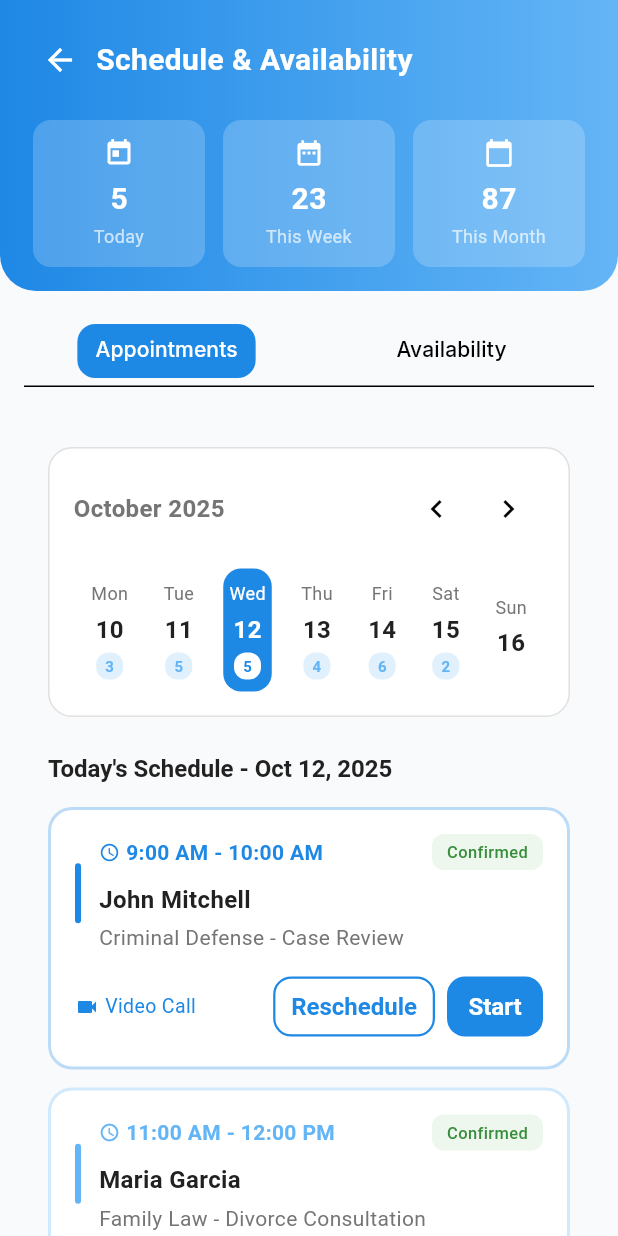
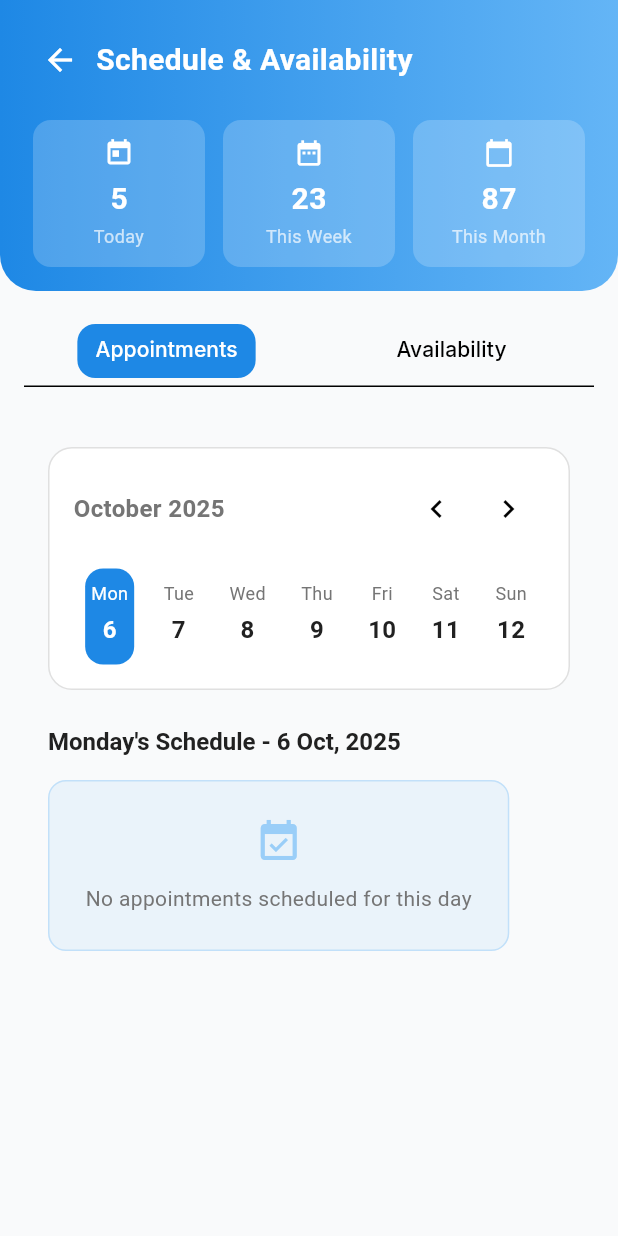
Before and after one commit to shadabtanjeed/CaseMate, a Flutter app: the LawyerScheduleScreen screen opened directly with empty values, after a tap on the "chevron left" icon, on a phone screen of 412 x 824 dp. Run offline on Flutter 3.47's test engine with Material 3 defaults, Android fonts, the phone set to English and light mode, and no system bars; our stand-ins replace equatable, flutter_dotenv, flutter_markdown, flutter_riverpod, flutter_secure_storage, google_fonts; accounts and stored records are empty; network calls fail.

Commit message:
implemented calendar schedule view for lawyer

```diff
--- a/frontend/lib/features/lawyer/lawyer_schedule_screen.dart
+++ b/frontend/lib/features/lawyer/lawyer_schedule_screen.dart
@@ -48,11 +48,23 @@ class _LawyerScheduleScreenState extends State<LawyerScheduleScreen>
 
   bool _isLoading = true;
 
+  // Appointments tab state
+  late DateTime _weekStartDate;
+  Map<String, List<Map<String, dynamic>>> _appointmentsByDate = {};
+  DateTime? _selectedDate;
+  bool _appointmentsLoading = false;
+
   @override
   void initState() {
     super.initState();
     _tabController = TabController(length: 2, vsync: this);
     _loadScheduleFromBackend();
+
+    // Initialize week calendar for appointments tab
+    _weekStartDate = _getMonday(DateTime.now());
+    _selectedDate = DateTime.now();
+    _loadAppointmentsForWeek(_weekStartDate);
+
     // refresh UI on tab change so FAB visibility updates
     _tabController.addListener(() {
       if (mounted) setState(() {});
@@ -105,7 +117,6 @@ class _LawyerScheduleScreenState extends State<LawyerScheduleScreen>
       }
     } catch (e) {
       // 404 or other error - keep all weekdays unselected
-      print('No schedule found or error loading: $e');
     } finally {
       setState(() {
         _isLoading = false;
@@ -119,6 +130,59 @@ class _LawyerScheduleScreenState extends State<LawyerScheduleScreen>
     _hideFabTimer?.cancel();
     _tabController.dispose();
     super.dispose();
+  }
+
+  DateTime _getMonday(DateTime date) {
+    return date.subtract(Duration(days: date.weekday - 1));
+  }
+
+  Future<void> _loadAppointmentsForWeek(DateTime weekStart) async {
+    if (!mounted) return;
+    setState(() => _appointmentsLoading = true);
+
+    try {
+      _appointmentsByDate.clear();
+
+      // Load appointments for each day of the week
+      for (int i = 0; i < 7; i++) {
+        final date = weekStart.add(Duration(days: i));
+        final dateString =
+            '${date.year}-${date.month.toString().padLeft(2, '0')}-${date.day.toString().padLeft(2, '0')}';
+
+        final appointments = await _scheduleService.getAppointmentsByDate(
+          widget.currentLawyerEmail,
+          dateString,
+        );
+
+        if (appointments.isNotEmpty) {
+          _appointmentsByDate[dateString] = appointments;
+        }
+      }
+    } catch (e) {
+      // silently handle errors
+    } finally {
+      if (mounted) {
+        setState(() => _appointmentsLoading = false);
+      }
+    }
+  }
+
+  void _goToPreviousWeek() {
+    final newWeekStart = _weekStartDate.subtract(const Duration(days: 7));
+    setState(() {
+      _weekStartDate = newWeekStart;
+      _selectedDate = newWeekStart;
+    });
+    _loadAppointmentsForWeek(newWeekStart);
+  }
+
+  void _goToNextWeek() {
+    final newWeekStart = _weekStartDate.add(const Duration(days: 7));
+    setState(() {
+      _weekStartDate = newWeekStart;
+      _selectedDate = newWeekStart;
+    });
+    _loadAppointmentsForWeek(newWeekStart);
   }
 
   @override
@@ -302,42 +366,222 @@ class _LawyerScheduleScreenState extends State<LawyerScheduleScreen>
         children: [
           _buildWeekCalendar(),
           const SizedBox(height: 24),
-          Text(
-            'Today\'s Schedule - Oct 12, 2025',
-            style: Theme.of(context).textTheme.titleLarge,
+          if (_appointmentsLoading)
+            const Center(child: CircularProgressIndicator())
+          else if (_selectedDate != null)
+            ..._buildAppointmentsList(_selectedDate!),
+        ],
+      ),
+    );
+  }
+
+  List<Widget> _buildAppointmentsList(DateTime date) {
+    final dateString =
+        '${date.year}-${date.month.toString().padLeft(2, '0')}-${date.day.toString().padLeft(2, '0')}';
+    final appointments = _appointmentsByDate[dateString] ?? [];
+
+    final dayName = [
+      'Monday',
+      'Tuesday',
+      'Wednesday',
+      'Thursday',
+      'Friday',
+      'Saturday',
+      'Sunday'
+    ][date.weekday - 1];
+    final monthName = [
+      '',
+      'Jan',
+      'Feb',
+      'Mar',
+      'Apr',
+      'May',
+      'Jun',
+      'Jul',
+      'Aug',
+      'Sep',
+      'Oct',
+      'Nov',
+      'Dec'
+    ][date.month];
+
+    return [
+      Text(
+        '$dayName\'s Schedule - ${date.day} $monthName, ${date.year}',
+        style: Theme.of(context).textTheme.titleLarge,
+      ),
+      const SizedBox(height: 16),
+      if (appointments.isEmpty)
+        Container(
+          padding: const EdgeInsets.all(24),
+          decoration: BoxDecoration(
+            color: AppTheme.accentBlue.withOpacity(0.1),
+            borderRadius: BorderRadius.circular(12),
+            border: Border.all(color: AppTheme.accentBlue.withOpacity(0.3)),
           ),
-          const SizedBox(height: 16),
-          _buildAppointmentCard(
-            '9:00 AM - 10:00 AM',
-            'John Mitchell',
-            'Criminal Defense - Case Review',
-            'Video Call',
-            AppTheme.primaryBlue,
-            'confirmed',
+          child: Column(
+            children: [
+              Icon(Icons.event_available,
+                  size: 32, color: AppTheme.accentBlue.withOpacity(0.6)),
+              const SizedBox(height: 12),
+              Text(
+                'No appointments scheduled for this day',
+                style: TextStyle(
+                  color: AppTheme.textSecondary,
+                  fontSize: 14,
+                ),
+              ),
+            ],
           ),
-          _buildAppointmentCard(
-            '11:00 AM - 12:00 PM',
-            'Maria Garcia',
-            'Family Law - Divorce Consultation',
-            'In-Person',
-            AppTheme.accentBlue,
-            'confirmed',
+        )
+      else
+        ...appointments.asMap().entries.map((entry) {
+          final appointment = entry.value;
+          return _buildAppointmentCardFromData(appointment);
+        }).toList(),
+    ];
+  }
+
+  Widget _buildAppointmentCardFromData(Map<String, dynamic> appointment) {
+    final startTime = appointment['start_time'] ?? '00:00';
+    final endTime = appointment['end_time'] ?? '00:00';
+    final clientName = appointment['user_full_name'] ?? 'Unknown Client';
+    final caseType = appointment['case_type'] ?? 'General Case';
+    final consultationType = appointment['consultation_type'] ?? 'video';
+    final description = appointment['description'] ?? '';
+
+    // Map consultation type to icon and display text
+    String consultationDisplay = 'Video Call';
+    IconData consultationIcon = Icons.videocam;
+
+    if (consultationType == 'voice' || consultationType == 'phone') {
+      consultationDisplay = 'Phone Call';
+      consultationIcon = Icons.phone;
+    } else if (consultationType == 'chat') {
+      consultationDisplay = 'Chat';
+      consultationIcon = Icons.chat;
+    } else if (consultationType == 'in-person') {
+      consultationDisplay = 'In-Person';
+      consultationIcon = Icons.person;
+    }
+
+    // Alternate colors for visual variety
+    final colors = [AppTheme.primaryBlue, AppTheme.accentBlue, Colors.teal];
+    final colorIndex = appointment.hashCode % colors.length;
+    final color = colors[colorIndex];
+
+    return Container(
+      margin: const EdgeInsets.only(bottom: 12),
+      padding: const EdgeInsets.all(16),
+      decoration: BoxDecoration(
+        color: Colors.white,
+        borderRadius: BorderRadius.circular(16),
+        border: Border.all(color: color.withOpacity(0.3), width: 2),
+      ),
+      child: Column(
+        crossAxisAlignment: CrossAxisAlignment.start,
+        children: [
+          Row(
+            children: [
+              Container(
+                width: 4,
+                height: 40,
+                decoration: BoxDecoration(
+                  color: color,
+                  borderRadius: BorderRadius.circular(2),
+                ),
+              ),
+              const SizedBox(width: 12),
+              Expanded(
+                child: Column(
+                  crossAxisAlignment: CrossAxisAlignment.start,
+                  children: [
+                    Row(
+                      children: [
+                        Icon(Icons.access_time, size: 14, color: color),
+                        const SizedBox(width: 4),
+                        Text(
+                          '$startTime - $endTime',
+                          style: TextStyle(
+                            fontSize: 14,
+                            fontWeight: FontWeight.w600,
+                            color: color,
+                          ),
+                        ),
+                        const Spacer(),
+                        Container(
+                          padding: const EdgeInsets.symmetric(
+                              horizontal: 10, vertical: 4),
+                          decoration: BoxDecoration(
+                            color: Colors.green.withOpacity(0.1),
+                            borderRadius: BorderRadius.circular(8),
+                          ),
+                          child: const Text(
+                            'Confirmed',
+                            style: TextStyle(
+                              fontSize: 11,
+                              color: Colors.green,
+                              fontWeight: FontWeight.w500,
+                            ),
+                          ),
+                        ),
+                      ],
+                    ),
+                    const SizedBox(height: 8),
+                    Text(
+                      clientName,
+                      style: const TextStyle(
+                        fontSize: 16,
+                        fontWeight: FontWeight.w600,
+                        color: AppTheme.textPrimary,
+                      ),
+                    ),
+                    const SizedBox(height: 4),
+                    Text(
+                      '$caseType - $description',
+                      style: const TextStyle(
+                        fontSize: 14,
+                        color: AppTheme.textSecondary,
+                      ),
+                      maxLines: 2,
+                      overflow: TextOverflow.ellipsis,
+                    ),
+                  ],
+                ),
+              ),
+            ],
           ),
-          _buildAppointmentCard(
-            '2:00 PM - 3:00 PM',
-            'David Lee',
-            'Property Dispute - Initial Meeting',
-            'Phone Call',
-            Colors.orange,
-            'pending',
-          ),
-          _buildAppointmentCard(
-            '4:00 PM - 5:00 PM',
-            'Sarah Williams',
-            'Contract Review',
-            'Video Call',
-            AppTheme.primaryBlue,
-            'confirmed',
+          const SizedBox(height: 12),
+          Row(
+            children: [
+              Icon(consultationIcon, size: 16, color: color),
+              const SizedBox(width: 4),
+              Text(
+                consultationDisplay,
+                style: TextStyle(
+                  fontSize: 13,
+                  color: color,
+                ),
+              ),
+              const Spacer(),
+              OutlinedButton(
+                onPressed: () {},
+                style: OutlinedButton.styleFrom(
+                  padding:
+                      const EdgeInsets.symmetric(horizontal: 12, vertical: 8),
+                ),
+                child: const Text('Reschedule'),
+              ),
+              const SizedBox(width: 8),
+              ElevatedButton(
+                onPressed: () {},
+                style: ElevatedButton.styleFrom(
+                  padding:
+                      const EdgeInsets.symmetric(horizontal: 12, vertical: 8),
+                ),
+                child: const Text('Start'),
+              ),
+            ],
           ),
         ],
       ),
@@ -357,9 +601,9 @@ class _LawyerScheduleScreenState extends State<LawyerScheduleScreen>
           Row(
             mainAxisAlignment: MainAxisAlignment.spaceBetween,
             children: [
-              const Text(
-                'October 2025',
-                style: TextStyle(
+              Text(
+                '${_getMonthYear(_weekStartDate)}',
+                style: const TextStyle(
                   fontSize: 16,
                   fontWeight: FontWeight.w600,
                 ),
@@ -368,11 +612,11 @@ class _LawyerScheduleScreenState extends State<LawyerScheduleScreen>
                 children: [
                   IconButton(
                     icon: const Icon(Icons.chevron_left),
-                    onPressed: () {},
+                    onPressed: _goToPreviousWeek,
                   ),
                   IconButton(
                     icon: const Icon(Icons.chevron_right),
-                    onPressed: () {},
+                    onPressed: _goToNextWeek,
                   ),
                 ],
               ),
@@ -381,19 +625,57 @@ class _LawyerScheduleScreenState extends State<LawyerScheduleScreen>
           const SizedBox(height: 16),
           Row(
             mainAxisAlignment: MainAxisAlignment.spaceAround,
-            children: [
-              _buildDayItem('Mon', '10', false, 3),
-              _buildDayItem('Tue', '11', false, 5),
-              _buildDayItem('Wed', '12', true, 5),
-              _buildDayItem('Thu', '13', false, 4),
-              _buildDayItem('Fri', '14', false, 6),
-              _buildDayItem('Sat', '15', false, 2),
-              _buildDayItem('Sun', '16', false, 0),
-            ],
+            children: List.generate(7, (index) {
+              final date = _weekStartDate.add(Duration(days: index));
+              final isSelected =
+                  _selectedDate != null && _isSameDay(date, _selectedDate!);
+              final dateString =
+                  '${date.year}-${date.month.toString().padLeft(2, '0')}-${date.day.toString().padLeft(2, '0')}';
+              final hasAppointments =
+                  _appointmentsByDate.containsKey(dateString);
+
+              return GestureDetector(
+                onTap: () {
+                  setState(() {
+                    _selectedDate = date;
+                  });
+                },
+                child: _buildDayItem(
+                  ['Mon', 'Tue', 'Wed', 'Thu', 'Fri', 'Sat', 'Sun'][index],
+                  '${date.day}',
+                  isSelected,
+                  hasAppointments ? 1 : 0,
+                ),
+              );
+            }),
           ),
         ],
       ),
     );
+  }
+
+  String _getMonthYear(DateTime date) {
+    final months = [
+      'January',
+      'February',
+      'March',
+      'April',
+      'May',
+      'June',
+      'July',
+      'August',
+      'September',
+      'October',
+      'November',
+      'December'
+    ];
+    return '${months[date.month - 1]} ${date.year}';
+  }
+
+  bool _isSameDay(DateTime date1, DateTime date2) {
+    return date1.year == date2.year &&
+        date1.month == date2.month &&
+        date1.day == date2.day;
   }
 
   Widget _buildDayItem(
@@ -442,134 +724,6 @@ class _LawyerScheduleScreenState extends State<LawyerScheduleScreen>
                 ),
               ),
             ),
-        ],
-      ),
-    );
-  }
-
-  Widget _buildAppointmentCard(
-    String time,
-    String client,
-    String description,
-    String type,
-    Color color,
-    String status,
-  ) {
-    return Container(
-      margin: const EdgeInsets.only(bottom: 12),
-      padding: const EdgeInsets.all(16),
-      decoration: BoxDecoration(
-        color: Colors.white,
-        borderRadius: BorderRadius.circular(16),
-        border: Border.all(color: color.withOpacity(0.3), width: 2),
-      ),
-      child: Column(
-        crossAxisAlignment: CrossAxisAlignment.start,
-        children: [
-          Row(
-            children: [
-              Container(
-                width: 4,
-                height: 40,
-                decoration: BoxDecoration(
-                  color: color,
-                  borderRadius: BorderRadius.circular(2),
-                ),
-              ),
-              const SizedBox(width: 12),
-              Expanded(
-                child: Column(
-                  crossAxisAlignment: CrossAxisAlignment.start,
-                  children: [
-                    Row(
-                      children: [
-                        Icon(Icons.access_time, size: 14, color: color),
-                        const SizedBox(width: 4),
-                        Text(
-                          time,
-                          style: TextStyle(
-                            fontSize: 14,
-                            fontWeight: FontWeight.w600,
-                            color: color,
-                          ),
-                        ),
-                        const Spacer(),
-                        Container(
-                          padding: const EdgeInsets.symmetric(
-                              horizontal: 10, vertical: 4),
-                          decoration: BoxDecoration(
-                            color: status == 'confirmed'
-                                ? Colors.green.withOpacity(0.1)
-                                : Colors.orange.withOpacity(0.1),
-                            borderRadius: BorderRadius.circular(8),
-                          ),
-                          child: Text(
-                            status == 'confirmed' ? 'Confirmed' : 'Pending',
-                            style: TextStyle(
-                              fontSize: 11,
-                              color: status == 'confirmed'
-                                  ? Colors.green[700]
-                                  : Colors.orange[700],
-                              fontWeight: FontWeight.w500,
-                            ),
-                          ),
-                        ),
-                      ],
-                    ),
-                    const SizedBox(height: 8),
-                    Text(
-                      client,
-                      style: const TextStyle(
-                        fontSize: 16,
-                        fontWeight: FontWeight.w600,
-                        color: AppTheme.textPrimary,
-                      ),
-                    ),
-                    const SizedBox(height: 4),
-                    Text(
-                      description,
-                      style: const TextStyle(
-                        fontSize: 14,
-                        color: AppTheme.textSecondary,
-                      ),
-                    ),
-                  ],
-                ),
-              ),
-            ],
-          ),
-          const SizedBox(height: 12),
-          Row(
-            children: [
-              Icon(Icons.videocam, size: 16, color: color),
-              const SizedBox(width: 4),
-              Text(
-                type,
-                style: TextStyle(
-                  fontSize: 13,
-                  color: color,
-                ),
-              ),
-              const Spacer(),
-              OutlinedButton(
-                onPressed: () {},
-                style: OutlinedButton.styleFrom(
-                  padding:
-                      const EdgeInsets.symmetric(horizontal: 12, vertical: 8),
-                ),
-                child: const Text('Reschedule'),
-              ),
-              const SizedBox(width: 8),
-              ElevatedButton(
-                onPressed: () {},
-                style: ElevatedButton.styleFrom(
-                  padding:
-                      const EdgeInsets.symmetric(horizontal: 12, vertical: 8),
-                ),
-                child: const Text('Start'),
-              ),
-            ],
-          ),
         ],
       ),
     );
```
Also changed, not shown: 1 other file.
